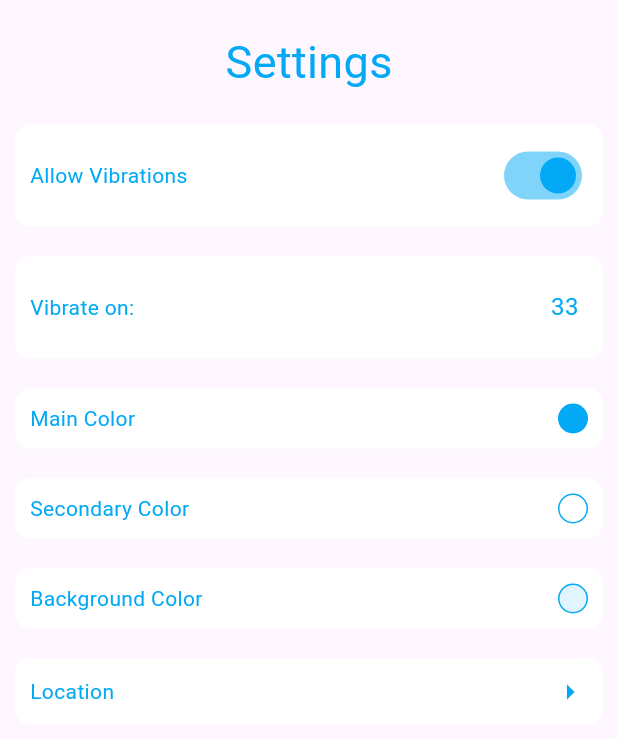
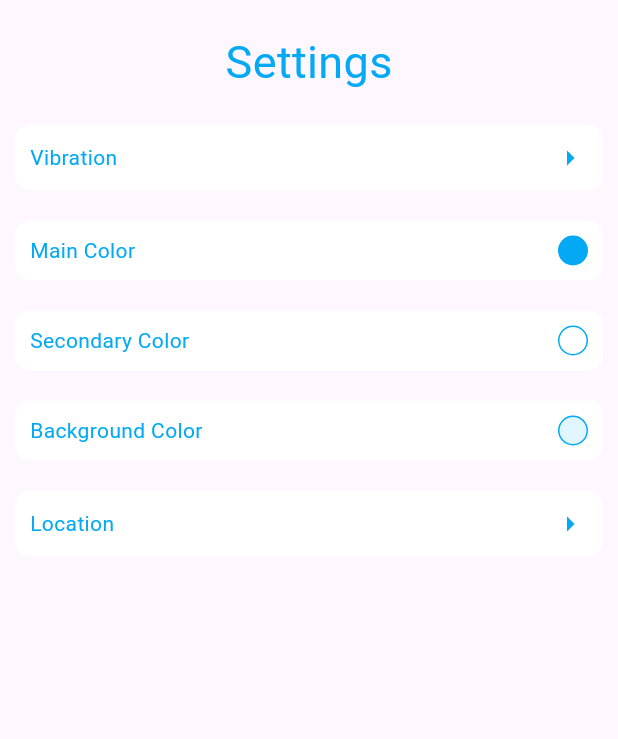
Before and after one commit to hazemxiii/prayerapp, a Flutter app: the Settings widget shown alone on an empty page, opened directly, on a phone screen of 412 x 824 dp. Shown: the top 739 px of the screen. Run offline on Flutter 3.47's test engine with Material 3 defaults, Android fonts, the phone set to English and light mode, and no system bars; our stand-ins replace flutter_colorpicker, geocoding, geolocator, shared_preferences, vibration; accounts and stored records are empty.

Commit message:
updates to vibration settings

```diff
--- a/prayerapp/lib/location.dart
+++ b/prayerapp/lib/location.dart
@@ -3,8 +3,6 @@ import "package:provider/provider.dart";
 import "package:shared_preferences/shared_preferences.dart";
 import "settings.dart";
 import "main.dart";
-
-// TODO: update the main page when the location is changed
 
 class LocationSettings extends StatefulWidget {
   const LocationSettings({super.key});
--- a/prayerapp/lib/settings.dart
+++ b/prayerapp/lib/settings.dart
@@ -4,6 +4,7 @@ import 'package:provider/provider.dart';
 import "package:shared_preferences/shared_preferences.dart";
 import 'package:flutter_colorpicker/flutter_colorpicker.dart';
 import 'location.dart';
+import 'vibration_settings.dart';
 
 class Settings extends StatefulWidget {
   const Settings({super.key});
@@ -13,19 +14,9 @@ class Settings extends StatefulWidget {
 }
 
 class _SettingsState extends State<Settings> {
-  bool vibration = true;
-  String hint = "00";
-
   @override
   void initState() {
     super.initState();
-
-    getVibrationData().then((data) {
-      setState(() {
-        vibration = data[0];
-        hint = "${data[1]}";
-      });
-    });
 
     getColors().then((data) {
       Provider.of<ColorPalette>(context, listen: false)
@@ -56,55 +47,26 @@ class _SettingsState extends State<Settings> {
             const SizedBox(
               height: 10,
             ),
-            SettingRow(
+            InkWell(
+              onTap: () {
+                Navigator.of(context).push(MaterialPageRoute(
+                    builder: (context) => const VibrationSettings()));
+              },
+              child: SettingRow(
                   child: Row(
                 mainAxisAlignment: MainAxisAlignment.spaceBetween,
                 children: [
                   Text(
-                  "Allow Vibrations",
+                    "Vibration",
                     style: TextStyle(color: palette.getMainC),
                   ),
-                Switch(
-                    activeColor: palette.getMainC,
-                    inactiveThumbColor: palette.getBackC,
-                    inactiveTrackColor: palette.getSecC,
-                    value: vibration,
-                    onChanged: (v) {
-                      allowVibration(v);
-                      setState(() {
-                        vibration = v;
-                      });
-                    })
-              ],
-            )),
-            SettingRow(
-                child: Row(
-              mainAxisAlignment: MainAxisAlignment.spaceBetween,
-              children: [
-                Text(
-                  "Vibrate on:",
-                  style: TextStyle(color: palette.getMainC),
-                ),
-                SizedBox(
-                  width: 25,
-                  child: TextField(
-                    decoration: InputDecoration(
-                      border: InputBorder.none,
-                      enabled: vibration,
-                      hintText: hint,
-                      hintStyle: TextStyle(color: palette.getMainC),
-                    ),
-                    onChanged: (v) {
-                      try {
-                        updateVibrationCount(int.parse(v));
-                      } catch (e) {
-                        // print(e);
-                      }
-                    },
-                  ),
+                  Icon(
+                    Icons.arrow_right,
+                    color: palette.getMainC,
                   )
                 ],
               )),
+            ),
             ColorPickerRow(
               name: "Main Color",
               pickerColor: palette.getMainC,
@@ -174,34 +136,6 @@ class _SettingRowState extends State<SettingRow> {
       );
     });
   }
-}
-
-Future<List> getVibrationData() async {
-  List data = [];
-  await SharedPreferences.getInstance().then((prefs) {
-    if (!prefs.containsKey("vibrationBool")) {
-      prefs.setBool("vibrationBool", true);
-    }
-    if (!prefs.containsKey("vibrationCount")) {
-      prefs.setInt("vibrationCount", 33);
-    }
-    data.add(prefs.getBool("vibrationBool"));
-    data.add(prefs.getInt("vibrationCount"));
-  });
-
-  return data;
-}
-
-void allowVibration(bool allow) async {
-  await SharedPreferences.getInstance().then((prefs) {
-    prefs.setBool("vibrationBool", allow);
-  });
-}
-
-void updateVibrationCount(int count) async {
-  await SharedPreferences.getInstance().then((prefs) {
-    prefs.setInt("vibrationCount", count);
-  });
 }
 
 class ColorPickerRow extends StatefulWidget {
```
Also changed, not shown: prayerapp/lib/tasbih.dart (+14 -3 lines), prayerapp/lib/vibration_settings.dart (added, +199 -0 lines). Lines whose indentation alone changed are shown as unchanged.
